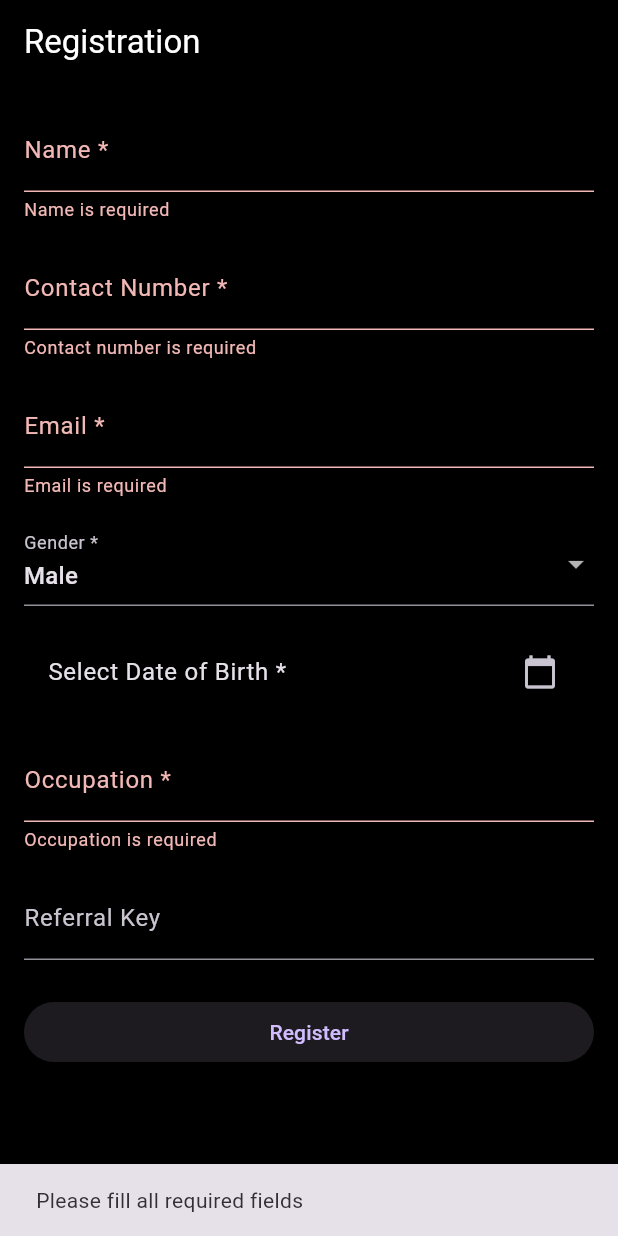
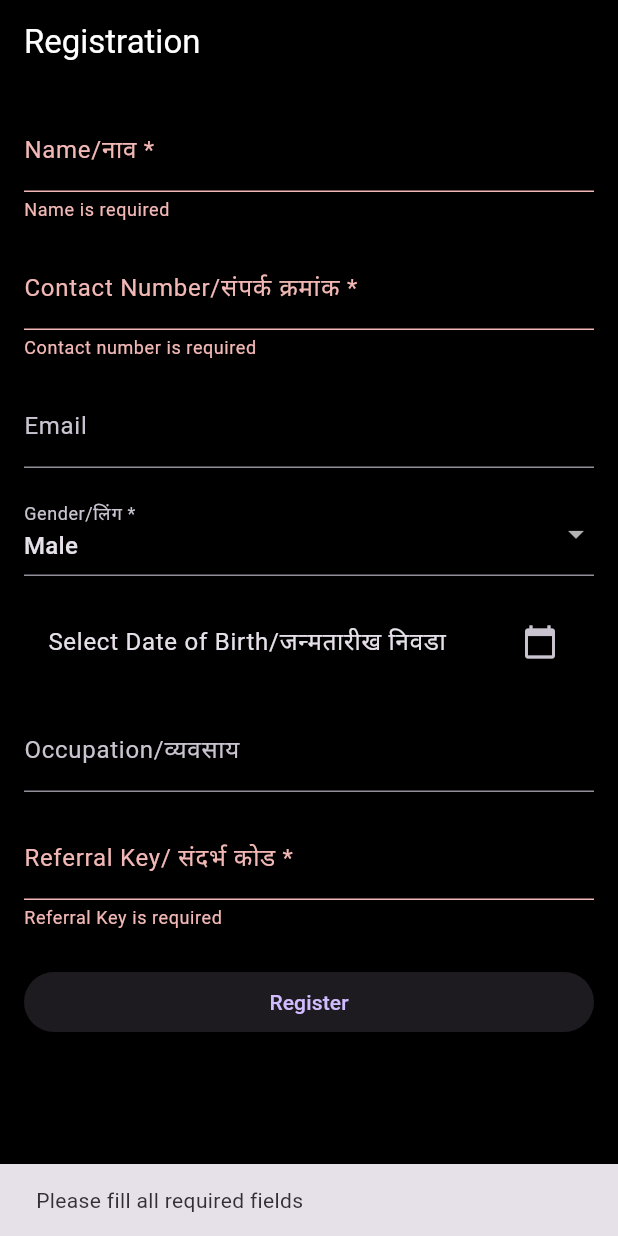
Before and after one commit to ShaunakSawargaonkar/Papa_Pro_Vision, a Flutter app: the screen it shows after launch, after a tap on "Register", on a phone screen of 412 x 824 dp. Run offline on Flutter 3.47's test engine with Material 3 defaults, Android fonts, the phone set to English and light mode, and no system bars; our stand-ins replace audioplayers, camera, cloud_firestore, device_info_plus, firebase_core, flutter_tts and 5 more; accounts and stored records are empty.

Commit message:
Registration page validations and talk back improvements

```diff
--- a/lib/UI/RegisterPage/registration_page.dart
+++ b/lib/UI/RegisterPage/registration_page.dart
@@ -201,7 +201,7 @@ class _RegistrationPageState extends State<RegistrationPage> {
                   children: [
                     TextFormField(
                       controller: _nameController,
-                      decoration: const InputDecoration(labelText: 'Name *'),
+                      decoration: const InputDecoration(labelText: 'Name/नाव *'),
                       validator: (value) =>
                           value?.isEmpty ?? true ? 'Name is required' : null,
                     ),
@@ -209,7 +209,7 @@ class _RegistrationPageState extends State<RegistrationPage> {
                     TextFormField(
                       controller: _contactController,
                       decoration: const InputDecoration(
-                        labelText: 'Contact Number *',
+                        labelText: 'Contact Number/संपर्क क्रमांक *',
                       ),
                       keyboardType: TextInputType.phone,
                       validator: (value) => value?.isEmpty ?? true
@@ -219,10 +219,10 @@ class _RegistrationPageState extends State<RegistrationPage> {
                     const SizedBox(height: 16),
                     TextFormField(
                       controller: _emailController,
-                      decoration: const InputDecoration(labelText: 'Email *'),
+                      decoration: const InputDecoration(labelText: 'Email'),
                       keyboardType: TextInputType.emailAddress,
                       validator: (value) {
-                        if (value?.isEmpty ?? true) return 'Email is required';
+                        if (value?.isEmpty ?? true) return null;
                         if (!RegExp(
                           r'^[\w-\.]+@([\w-]+\.)+[\w-]{2,4}$',
                         ).hasMatch(value!)) {
@@ -234,7 +234,7 @@ class _RegistrationPageState extends State<RegistrationPage> {
                     const SizedBox(height: 16),
                     DropdownButtonFormField<String>(
                       value: _selectedGender,
-                      decoration: const InputDecoration(labelText: 'Gender *'),
+                      decoration: const InputDecoration(labelText: 'Gender/लिंग *'),
                       items: ['Male', 'Female', 'Other']
                           .map(
                             (gender) => DropdownMenuItem(
@@ -253,7 +253,7 @@ class _RegistrationPageState extends State<RegistrationPage> {
                     ListTile(
                       title: Text(
                         _selectedDate == null
-                            ? 'Select Date of Birth *'
+                            ? 'Select Date of Birth/जन्मतारीख निवडा'
                             : 'DoB: ${_selectedDate.toString().split(' ')[0]}',
                       ),
                       trailing: const Icon(Icons.calendar_today),
@@ -263,18 +263,18 @@ class _RegistrationPageState extends State<RegistrationPage> {
                     TextFormField(
                       controller: _occupationController,
                       decoration: const InputDecoration(
-                        labelText: 'Occupation *',
+                        labelText: 'Occupation/व्यवसाय',
                       ),
-                      validator: (value) => value?.isEmpty ?? true
-                          ? 'Occupation is required'
-                          : null,
                     ),
                     const SizedBox(height: 16),
                     TextFormField(
                       controller: _referralKeyController,
                       decoration: const InputDecoration(
-                        labelText: 'Referral Key',
+                        labelText: 'Referral Key/ संदर्भ कोड *',
                       ),
+                      validator: (value) => value?.isEmpty ?? true
+                          ? 'Referral Key is required'
+                          : null,
                     ),
                     const SizedBox(height: 24),
                     ElevatedButton(
```
Also changed, not shown: pubspec.lock.
